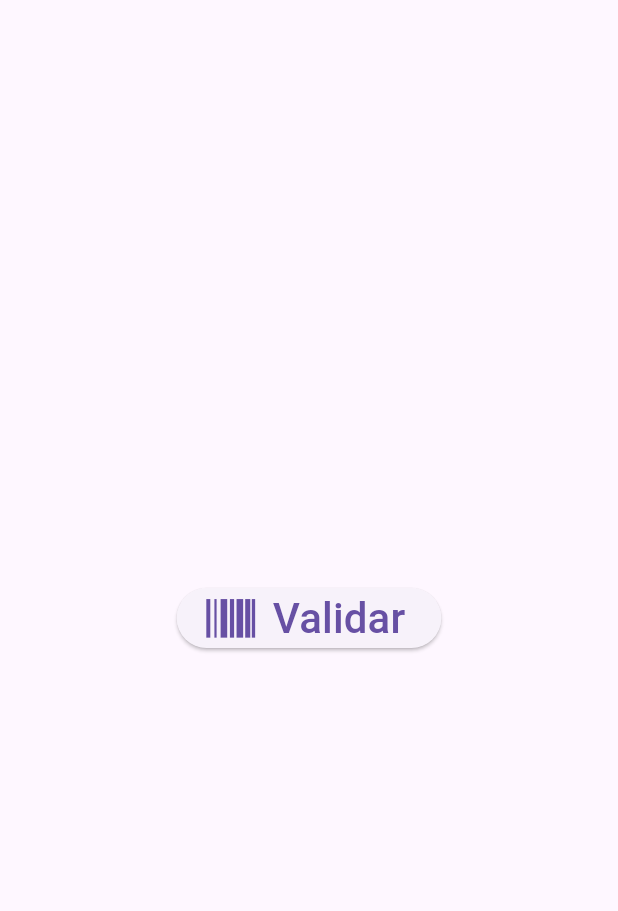
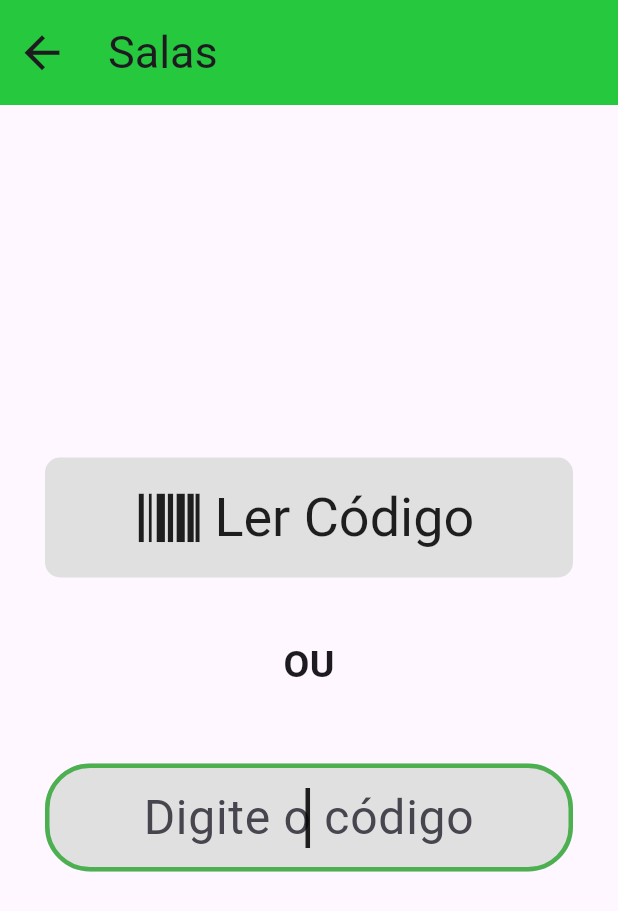
Before and after one commit to MatheusBorelli/IFSP_inventariado, a Flutter app: the BarCodePage screen opened by its route, on a phone screen of 412 x 824 dp. Shown: the top 911 px of the screen. Run offline on Flutter 3.47's test engine with Material 2 defaults, Android fonts, the phone set to English and light mode, and no system bars; our stand-ins replace retry; missing offline and left inert: flutter_barcode_scanner.

Commit message:
changed style button everywhere

```diff
--- a/lib/views/barcode_reader.dart
+++ b/lib/views/barcode_reader.dart
@@ -1,6 +1,8 @@
 import 'package:flutter/cupertino.dart';
 import 'package:flutter/material.dart';
+import 'package:flutter/services.dart';
 import 'package:flutter_barcode_scanner/flutter_barcode_scanner.dart';
+import 'package:ifsp_inventariado/utils/styles.dart';
 
 class BarCodePage extends StatefulWidget {
   const BarCodePage({Key? key}) : super(key: key);
@@ -11,6 +13,7 @@ class BarCodePage extends StatefulWidget {
 
 class _BarCodePageState extends State<BarCodePage> {
   String barcode = '';
+  TextEditingController barcodeTextField = TextEditingController(text: "");
   // List<String> tickets = [];
 
   Future readQRCode() async {
@@ -20,33 +23,96 @@ class _BarCodePageState extends State<BarCodePage> {
       false,
       ScanMode.BARCODE,
     );
-    setState(() => barcode = code != '-1' ? code : 'Não validado');
+    setState(() {
+      barcode = code != '-1' ? code : 'Não validado';
+      barcodeTextField.text = barcode;
+    });
   }
 
   @override
   Widget build(BuildContext context) {
     return Scaffold(
+      appBar: PreferredSize(preferredSize: const Size.fromHeight(70.0),
+        child: AppBar(
+          leading: ModalRoute.of(context)?.canPop == true ?
+          IconButton(onPressed: () => Navigator.of(context).pop(), icon: const Icon(Icons.arrow_back), iconSize: 35,) : null,
+          elevation: 12,
+          toolbarHeight: 70,
+          backgroundColor: greenColor,
+          title: const Text(
+            style: TextStyle(fontSize: 30),
+            'Salas'
+          )
+        )
+      ),
       body: SizedBox(
         width: MediaQuery.of(context).size.width,
         child: Column(
           mainAxisAlignment: MainAxisAlignment.center,
           crossAxisAlignment: CrossAxisAlignment.center,
           children: [
-            if (barcode != '')
-              Padding(
-                padding: const EdgeInsets.only(bottom: 24.0),
-                child: Text(
-                  'Código: $barcode',
-                  style: const TextStyle(fontSize: 20),
+            SizedBox(
+              height: 80,
+              child: Padding(
+                padding: const EdgeInsets.symmetric(vertical: 0.0, horizontal: 30.0),
+                child: ElevatedButton.icon(
+                  icon: const Icon(CupertinoIcons.barcode, size: 50, color: Colors.black87,),
+                  label: const Text('Ler Código', style: TextStyle(fontSize: 36, color: Colors.black87)),
+                  onPressed: () async {
+                    readQRCode();
+                  },
+                  style: DefaultButton(const Size(400, 400)),
+                  ),
+              ),
+            ),
+
+            const SizedBox(height: 40),
+            const Text('OU',style: TextStyle(fontSize: 25, fontWeight: FontWeight.bold),),
+            const SizedBox(height: 40),
+
+            Padding(
+              padding: const EdgeInsets.symmetric(vertical: 8.0, horizontal: 30.0),
+              child: TextField(
+                controller: barcodeTextField,
+                autofocus: true,
+                autocorrect: false,
+
+                cursorHeight: 40,
+                cursorWidth: 3,
+                cursorColor: Colors.black87,
+
+                textAlign: TextAlign.center,
+                style: const TextStyle(
+                  color: Colors.black87,
+                  fontSize: 32,
                 ),
+                decoration: InputDecoration(
+                  enabledBorder: const OutlineInputBorder(
+                    borderRadius: BorderRadius.all(Radius.circular(30)),
+                    borderSide: BorderSide(
+                      color: Colors.black87
+                    )
+                  ),
+                  focusedBorder: const OutlineInputBorder(
+                    borderRadius: BorderRadius.all(Radius.circular(30)),
+                    borderSide: BorderSide(
+                      color: Colors.green,
+                      width: 3
+                    )
+                  ),
+
+                  filled: true,
+                  fillColor: greyColor,
+
+                  focusColor: Colors.black87,
+
+                  isDense: true,
+
+                  hintText: "Digite o código"
+                ),
+
               ),
-            ElevatedButton.icon(
-              icon: const Icon(CupertinoIcons.barcode, size: 40,),
-              label: const Text('Validar', style: TextStyle(fontSize: 28),),
-              onPressed: () async {
-                readQRCode();
-              },
-            ),
+            )
           ],
         ),
       ),
--- a/lib/views/lista_salas.dart
+++ b/lib/views/lista_salas.dart
@@ -15,6 +15,7 @@ class ListaSalas extends StatelessWidget {
         child: AppBar(
           leading: ModalRoute.of(context)?.canPop == true ?
           IconButton(onPressed: () => Navigator.of(context).pop(), icon: const Icon(Icons.arrow_back), iconSize: 35,) : null,
+          backgroundColor: greenColor,
           elevation: 12,
           toolbarHeight: 70,
           title: const Text(
@@ -75,7 +76,7 @@ class _SalasInventarioState extends State<_SalasInventarioWidget>{
                     onPressed: () {
                       Navigator.of(context).pushNamed('/bar_reader');
                     },
-                    style: defaultButtonStyle,
+                    style: DefaultButton(null),
                     child: Text(
                       snap.data![index].nomeSala,
                       style: const TextStyle(color: Colors.black87, fontSize: 28),
@@ -89,7 +90,7 @@ class _SalasInventarioState extends State<_SalasInventarioWidget>{
         else if(snap.hasError){
           return Text('${snap.error}');
         }
-        return const Center(child: CircularProgressIndicator(color: Colors.green,));
+        return const Center(child: CircularProgressIndicator(color: greenColor,));
       }
     );
   }
--- a/lib/views/user_page.dart
+++ b/lib/views/user_page.dart
@@ -3,7 +3,7 @@ import 'package:flutter/material.dart';
 import 'package:ifsp_inventariado/utils/styles.dart';
 
 class UserPage extends StatelessWidget {
-  UserPage({super.key});
+  const UserPage({super.key});
 
   // final defaultButtonStyle = const ButtonStyle(
   //   backgroundColor: MaterialStatePropertyAll(Color.fromARGB(255, 223, 223, 223)),
@@ -40,15 +40,17 @@ class UserPage extends StatelessWidget {
                   ],
                 ),
                 const SizedBox(height: 30),
-                const Text('Inventario'),
+                const Text('Inventario:', style: TextStyle(fontSize: 24),),
                 Column(
+                    mainAxisAlignment: MainAxisAlignment.center,
+                    crossAxisAlignment: CrossAxisAlignment.center,
                     children: [
                       const SizedBox(height: 100),
                       ElevatedButton(
                         onPressed: () {
                           Navigator.of(context).pushNamed('/salas');
                         },
-                        style: defaultButtonStyle,
+                        style: DefaultButton(null),
                         child: const Text(
                           'Registrar Invetário',
                           style: TextStyle(color: Colors.black87),
@@ -57,10 +59,10 @@ class UserPage extends StatelessWidget {
                       const SizedBox(height: 20),
                       ElevatedButton(
                         onPressed: DoNothing,
-                        style: defaultButtonStyle,
+                        style: DefaultButton(null),
                         child: const Text(
                           'Registros',
-                          style: TextStyle(color: Colors.black87, fontSize: 18),
+                          style: TextStyle(color: Colors.black87),
                         )
                       ),
                     ]
```
